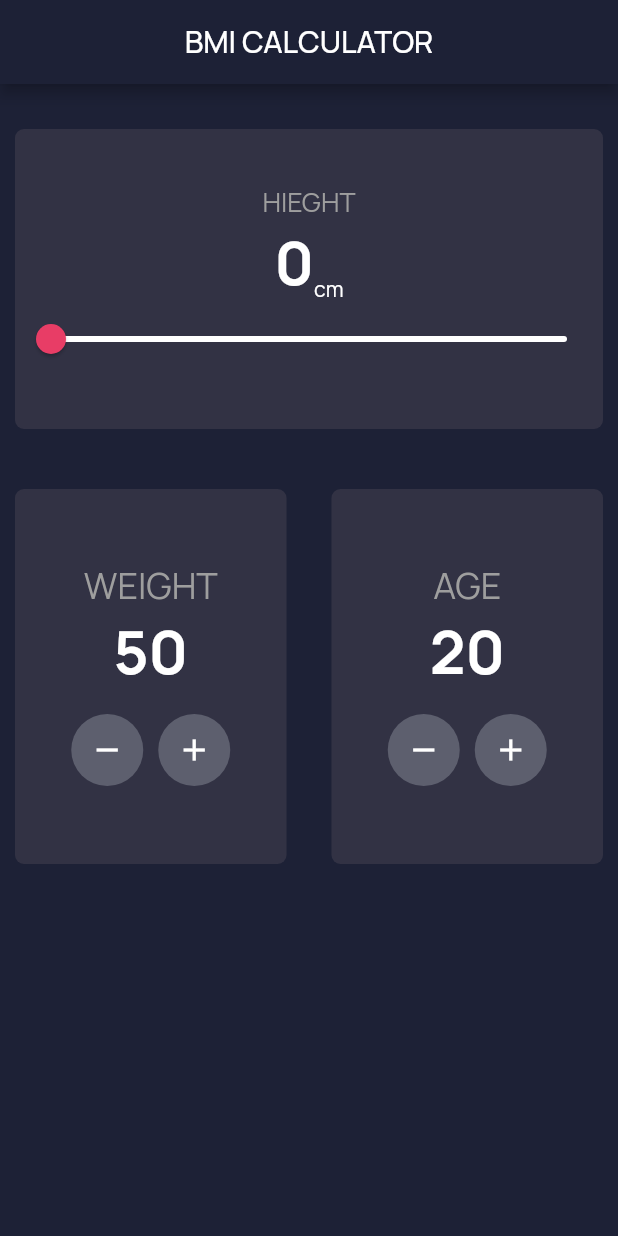
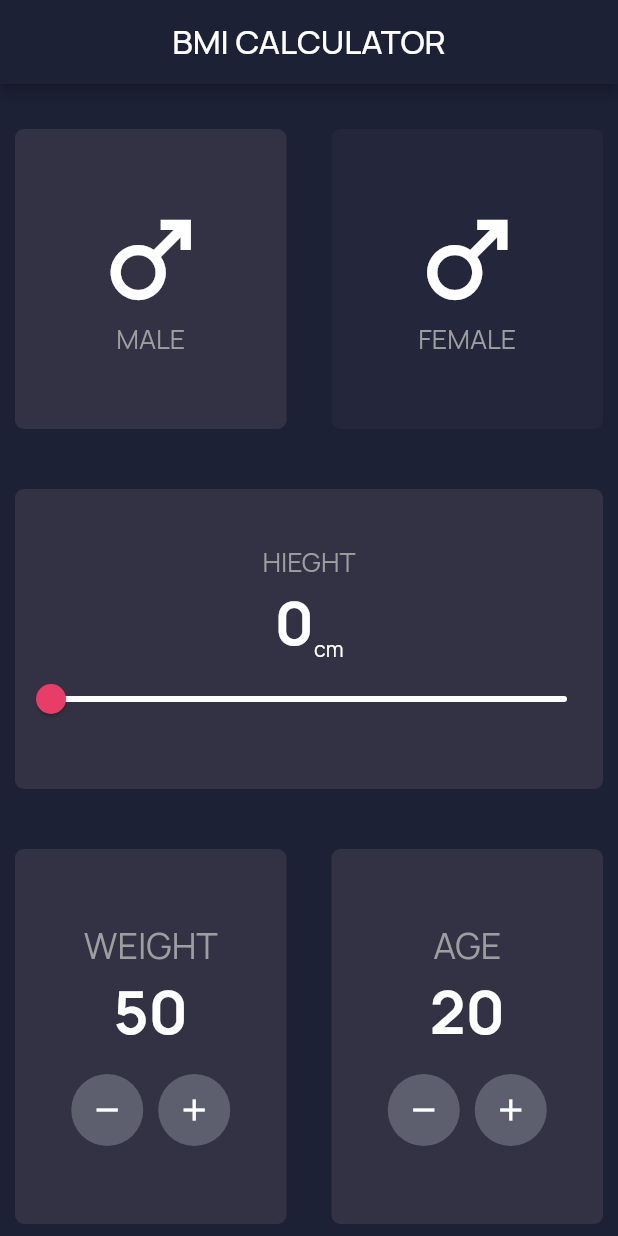
Before and after one commit to janupas/BMI_Calculator_app, a Flutter app: the screen it shows after launch, on a phone screen of 412 x 824 dp. Run offline on Flutter 3.47's test engine with Material 2 defaults, Android fonts, the phone set to English and light mode, and no system bars.

Commit message:
Added gender toggling

```diff
--- a/lib/main.dart
+++ b/lib/main.dart
@@ -28,7 +28,11 @@ class FirstScreen extends StatefulWidget {
   State<FirstScreen> createState() => _FirstScreenState();
 }
 
+// Gender enum
+enum Gender { male, female }
+
 class _FirstScreenState extends State<FirstScreen> {
+  Gender gender = Gender.male;
   double height = 0.0;
   int weight = 50;
   int age = 20;
@@ -38,7 +42,10 @@ class _FirstScreenState extends State<FirstScreen> {
     return Scaffold(
       appBar: AppBar(
         title: const Center(
-          child: Text('BMI CALCULATOR'),
+          child: Text(
+            'BMI CALCULATOR',
+            style: TextStyle(fontSize: 22),
+          ),
         ),
         backgroundColor: const Color(0xff1d2136),
       ),
@@ -46,6 +53,89 @@ class _FirstScreenState extends State<FirstScreen> {
         color: const Color(0xff1d2136),
         child: Column(
           children: [
+            Padding(
+              padding: const EdgeInsets.all(10),
+              child: Container(
+                margin: const EdgeInsets.only(top: 20),
+                child: Row(
+                  children: [
+                    Expanded(
+                      child: GestureDetector(
+                        onTap: () {
+                          setState(() {
+                            gender = Gender.male;
+                          });
+                        },
+                        child: Container(
+                          decoration: BoxDecoration(
+                            borderRadius: const BorderRadius.all(
+                              Radius.circular(6),
+                            ),
+                            color: gender == Gender.male
+                                ? const Color(0xff323244)
+                                : const Color(0xff24263b),
+                          ),
+                          height: 200,
+                          child: Column(
+                            mainAxisAlignment: MainAxisAlignment.center,
+                            children: const [
+                              Icon(
+                                Icons.male,
+                                color: Colors.white,
+                                size: 80,
+                              ),
+                              Text(
+                                'MALE',
+                                style:
+                                    TextStyle(color: Colors.grey, fontSize: 18),
+                              )
+                            ],
+                          ),
+                        ),
+                      ),
+                    ),
+                    const SizedBox(
+                      width: 30,
+                    ),
+                    Expanded(
+                      child: GestureDetector(
+                        onTap: () {
+                          setState(() {
+                            gender = Gender.female;
+                          });
+                        },
+                        child: Container(
+                          decoration: BoxDecoration(
+                            borderRadius: const BorderRadius.all(
+                              Radius.circular(6),
+                            ),
+                            color: gender == Gender.female
+                                ? const Color(0xff323244)
+                                : const Color(0xff24263b),
+                          ),
+                          height: 200,
+                          child: Column(
+                            mainAxisAlignment: MainAxisAlignment.center,
+                            children: const [
+                              Icon(
+                                Icons.male,
+                                color: Colors.white,
+                                size: 80,
+                              ),
+                              Text(
+                                'FEMALE',
+                                style:
+                                    TextStyle(color: Colors.grey, fontSize: 18),
+                              )
+                            ],
+                          ),
+                        ),
+                      ),
+                    ),
+                  ],
+                ),
+              ),
+            ),
             Padding(
               padding: const EdgeInsets.all(10),
               child: Container(
```
